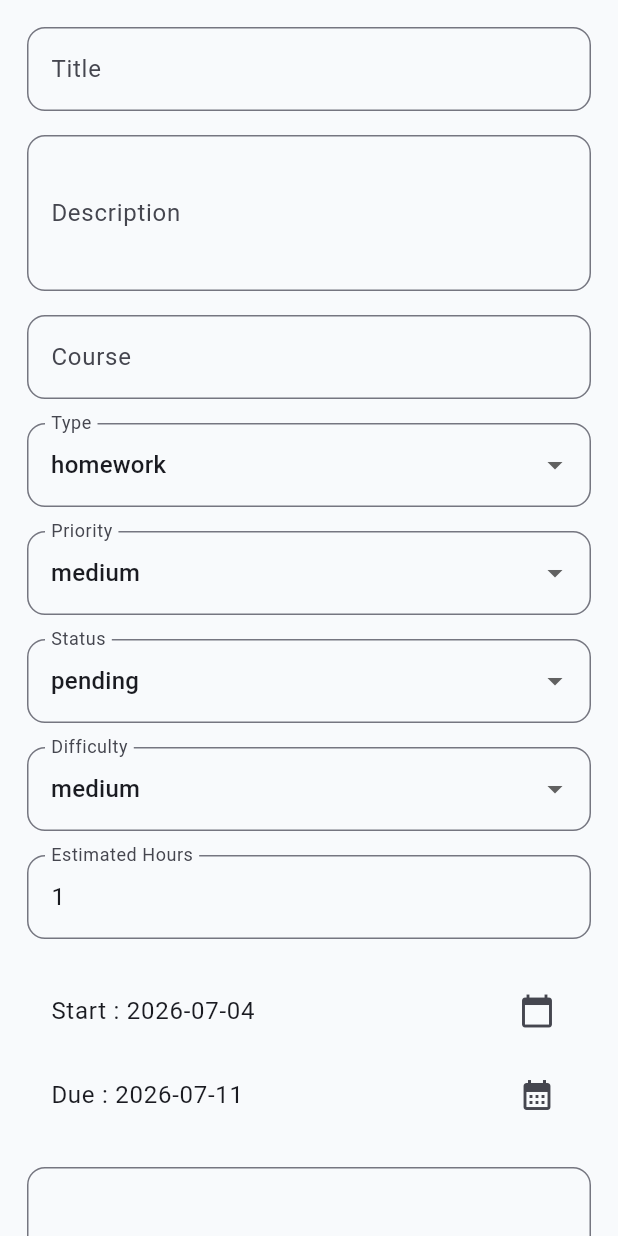
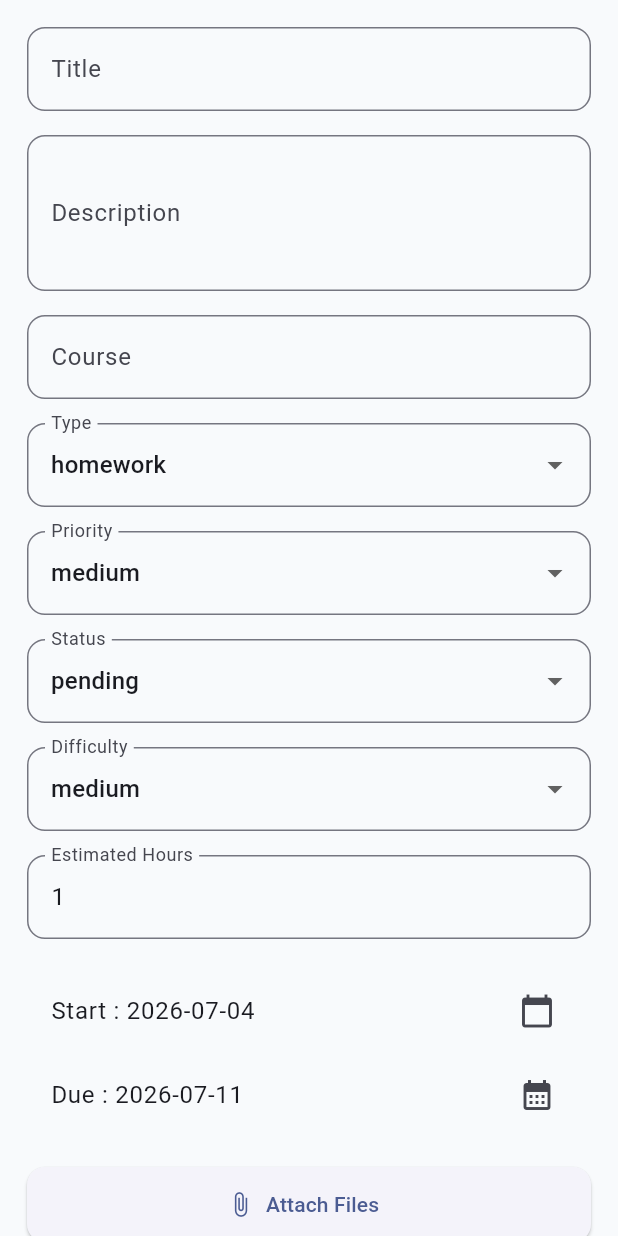
Before and after one commit to ShadhirFawz/studysphere, a Flutter app: the AssignmentForm widget shown alone on an empty page, opened directly with empty values, on a phone screen of 412 x 824 dp. Run offline on Flutter 3.47's test engine with Material 3 defaults, Android fonts, the phone set to English and light mode, and no system bars; our stand-ins replace cloud_firestore, dio, equatable, file_picker, firebase_auth, firebase_core and 2 more; accounts and stored records are empty; generated files the repository leaves out were written again.

Commit message:
feat: cloudinary support for notes attachements

```diff
--- /dev/null
+++ b/lib/features/assignments/data/models/assignment_attachment.dart
@@ -0,0 +1,48 @@
+import 'package:cloud_firestore/cloud_firestore.dart';
+
+class AssignmentAttachment {
+  final String id;
+
+  final String fileName;
+  final String fileUrl;
+  final String fileType;
+  final int fileSize;
+
+  final String uploadedBy;
+
+  final Timestamp uploadedAt;
+
+  const AssignmentAttachment({
+    required this.id,
+    required this.fileName,
+    required this.fileUrl,
+    required this.fileType,
+    required this.fileSize,
+    required this.uploadedBy,
+    required this.uploadedAt,
+  });
+
+  Map<String, dynamic> toMap() {
+    return {
+      'id': id,
+      'fileName': fileName,
+      'fileUrl': fileUrl,
+      'fileType': fileType,
+      'fileSize': fileSize,
+      'uploadedBy': uploadedBy,
+      'uploadedAt': uploadedAt,
+    };
+  }
+
+  factory AssignmentAttachment.fromMap(Map<String, dynamic> map) {
+    return AssignmentAttachment(
+      id: map['id'] ?? '',
+      fileName: map['fileName'] ?? '',
+      fileUrl: map['fileUrl'] ?? '',
+      fileType: map['fileType'] ?? '',
+      fileSize: map['fileSize'] ?? 0,
+      uploadedBy: map['uploadedBy'] ?? '',
+      uploadedAt: map['uploadedAt'] ?? Timestamp.now(),
+    );
+  }
+}
--- a/lib/features/assignments/data/models/assignment_model.dart
+++ b/lib/features/assignments/data/models/assignment_model.dart
@@ -3,6 +3,7 @@ import 'package:equatable/equatable.dart';
 
 import 'assignment_checklist_item.dart';
 import 'assignment_tag.dart';
+import 'assignment_attachment.dart';
 
 enum AssignmentType { homework, lab, quiz, presentation, project, exam, custom }
 
@@ -44,6 +45,8 @@ class AssignmentModel extends Equatable {
 
   final String notes;
 
+  final List<AssignmentAttachment> attachments;
+
   final Timestamp createdAt;
   final Timestamp updatedAt;
 
@@ -64,6 +67,7 @@ class AssignmentModel extends Equatable {
     required this.checklist,
     required this.tags,
     required this.notes,
+    required this.attachments,
     required this.createdAt,
     required this.updatedAt,
   });
@@ -85,6 +89,7 @@ class AssignmentModel extends Equatable {
     List<AssignmentChecklistItem>? checklist,
     List<AssignmentTag>? tags,
     String? notes,
+    List<AssignmentAttachment>? attachments,
     Timestamp? createdAt,
     Timestamp? updatedAt,
   }) {
@@ -105,6 +110,7 @@ class AssignmentModel extends Equatable {
       checklist: checklist ?? this.checklist,
       tags: tags ?? this.tags,
       notes: notes ?? this.notes,
+      attachments: attachments ?? this.attachments,
       createdAt: createdAt ?? this.createdAt,
       updatedAt: updatedAt ?? this.updatedAt,
     );
@@ -127,6 +133,7 @@ class AssignmentModel extends Equatable {
       'checklist': checklist.map((e) => e.toMap()).toList(),
       'tags': tags.map((e) => e.toMap()).toList(),
       'notes': notes,
+      'attachments': attachments.map((e) => e.toMap()).toList(),
       'createdAt': createdAt,
       'updatedAt': updatedAt,
     };
@@ -171,6 +178,14 @@ class AssignmentModel extends Equatable {
           .map((e) => AssignmentTag.fromMap(Map<String, dynamic>.from(e)))
           .toList(),
       notes: map['notes'] ?? '',
+      attachments:
+          (map['attachments'] as List<dynamic>?)
+              ?.map(
+                (e) =>
+                    AssignmentAttachment.fromMap(Map<String, dynamic>.from(e)),
+              )
+              .toList() ??
+          [],
       createdAt: map['createdAt'] ?? Timestamp.now(),
       updatedAt: map['updatedAt'] ?? Timestamp.now(),
     );
@@ -194,6 +209,7 @@ class AssignmentModel extends Equatable {
     checklist,
     tags,
     notes,
+    attachments,
     createdAt,
     updatedAt,
   ];
--- a/lib/features/assignments/presentation/widgets/assignment_card.dart
+++ b/lib/features/assignments/presentation/widgets/assignment_card.dart
@@ -116,8 +116,8 @@ class AssignmentCard extends ConsumerWidget {
                 spacing: 8,
                 runSpacing: 8,
                 children: [
-                  PriorityChip(priority: assignment.priority.name),
-                  StatusChip(status: assignment.status.name),
+                  PriorityChip(priority: assignment.priority),
+                  StatusChip(status: assignment.status),
                 ],
               ),
 
--- a/lib/features/assignments/presentation/widgets/assignment_form.dart
+++ b/lib/features/assignments/presentation/widgets/assignment_form.dart
@@ -1,11 +1,16 @@
 import 'package:cloud_firestore/cloud_firestore.dart';
 import 'package:flutter/material.dart';
+import 'package:flutter_riverpod/flutter_riverpod.dart';
+import 'dart:io';
 
+import '../providers/cloudinary_provider.dart';
+import '../widgets/attachment_picker.dart';
+import '../../data/models/assignment_attachment.dart';
 import '../../data/models/assignment_checklist_item.dart';
 import '../../data/models/assignment_model.dart';
 import '../../data/models/assignment_tag.dart';
 
-class AssignmentForm extends StatefulWidget {
+class AssignmentForm extends ConsumerStatefulWidget {
   final AssignmentModel? assignment;
   final Function(AssignmentModel) onSubmit;
   final String ownerId;
@@ -18,11 +23,12 @@ class AssignmentForm extends StatefulWidget {
   });
 
   @override
-  State<AssignmentForm> createState() => _AssignmentFormState();
+  ConsumerState<AssignmentForm> createState() => _AssignmentFormState();
 }
 
-class _AssignmentFormState extends State<AssignmentForm> {
+class _AssignmentFormState extends ConsumerState<AssignmentForm> {
   final _formKey = GlobalKey<FormState>();
+  List<File> selectedFiles = [];
 
   late final TextEditingController titleController;
   late final TextEditingController descriptionController;
@@ -99,12 +105,42 @@ class _AssignmentFormState extends State<AssignmentForm> {
     }
   }
 
-  void submit() {
+  Future<void> submit() async {
     if (!_formKey.currentState!.validate()) {
       return;
     }
 
     final now = Timestamp.now();
+
+    List<AssignmentAttachment> uploadedAttachments = List.from(
+      widget.assignment?.attachments ?? [],
+    );
+
+    if (selectedFiles.isNotEmpty) {
+      final uploader = ref.read(cloudinaryProvider);
+
+      for (final file in selectedFiles) {
+        final url = await uploader.uploadFile(file);
+
+        uploadedAttachments.add(
+          AssignmentAttachment(
+            id: DateTime.now().microsecondsSinceEpoch.toString(),
+
+            fileName: file.path.split('/').last,
+
+            fileUrl: url,
+
+            fileType: file.path.split('.').last.toLowerCase(),
+
+            fileSize: await file.length(),
+
+            uploadedBy: widget.ownerId,
+
+            uploadedAt: Timestamp.now(),
+          ),
+        );
+      }
+    }
 
     final assignment = AssignmentModel(
       id: widget.assignment?.id ?? "",
@@ -123,6 +159,7 @@ class _AssignmentFormState extends State<AssignmentForm> {
       checklist: widget.assignment?.checklist ?? <AssignmentChecklistItem>[],
       tags: widget.assignment?.tags ?? <AssignmentTag>[],
       notes: notesController.text.trim(),
+      attachments: uploadedAttachments,
       createdAt: widget.assignment?.createdAt ?? now,
       updatedAt: now,
     );
@@ -244,6 +281,36 @@ class _AssignmentFormState extends State<AssignmentForm> {
 
           const SizedBox(height: 20),
 
+          if (widget.assignment != null &&
+              widget.assignment!.attachments.isNotEmpty) ...[
+            const Text(
+              "Current Attachments",
+              style: TextStyle(fontWeight: FontWeight.bold, fontSize: 16),
+            ),
+
+            const SizedBox(height: 10),
+
+            ...widget.assignment!.attachments.map(
+              (file) => Card(
+                child: ListTile(
+                  leading: const Icon(Icons.attach_file),
+                  title: Text(file.fileName),
+                  subtitle: Text(file.fileType),
+                ),
+              ),
+            ),
+
+            const SizedBox(height: 20),
+          ],
+
+          AttachmentPicker(
+            onChanged: (files) {
+              selectedFiles = files;
+            },
+          ),
+
+          const SizedBox(height: 24),
+
           TextFormField(
             controller: notesController,
             maxLines: 5,
--- /dev/null
+++ b/lib/features/assignments/presentation/widgets/attachment_picker.dart
@@ -0,0 +1,54 @@
+import 'dart:io';
+
+import 'package:file_picker/file_picker.dart';
+import 'package:flutter/material.dart';
+
+class AttachmentPicker extends StatefulWidget {
+  final ValueChanged<List<File>> onChanged;
+
+  const AttachmentPicker({super.key, required this.onChanged});
+
+  @override
+  State<AttachmentPicker> createState() => _AttachmentPickerState();
+}
+
+class _AttachmentPickerState extends State<AttachmentPicker> {
+  List<File> files = [];
+
+  Future<void> pickFiles() async {
+    final result = await FilePicker.pickFiles(allowMultiple: true);
+
+    if (result == null) return;
+
+    files = result.paths.whereType<String>().map(File.new).toList();
+
+    widget.onChanged(files);
+
+    setState(() {});
+  }
+
+  @override
+  Widget build(BuildContext context) {
+    return Column(
+      crossAxisAlignment: CrossAxisAlignment.start,
+      children: [
+        ElevatedButton.icon(
+          onPressed: pickFiles,
+          icon: const Icon(Icons.attach_file),
+          label: const Text("Attach Files"),
+        ),
+        const SizedBox(height: 10),
+        ...files.map(
+          (e) => ListTile(
+            dense: true,
+            leading: const Icon(Icons.insert_drive_file),
+            title: Text(
+              e.path.split('/').last,
+              overflow: TextOverflow.ellipsis,
+            ),
+          ),
+        ),
+      ],
+    );
+  }
+}
```
Also changed, not shown: lib/core/services/cloudinary_service.dart (added, +24 -0 lines), lib/features/assignments/presentation/providers/cloudinary_provider.dart (added, +7 -0 lines).
